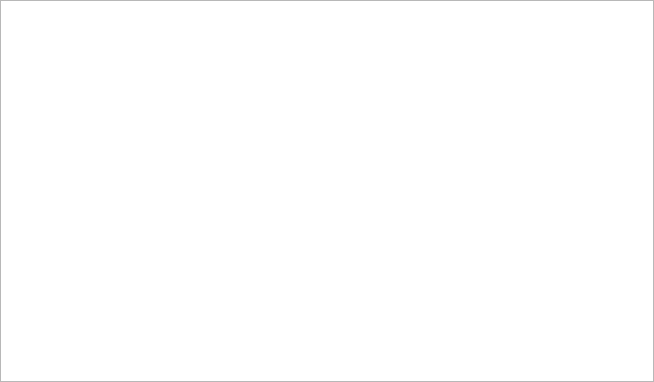
First picture: the form in trunk/Widgets/Rundown/RundownWidget.ui, repository cambell-prince/casparcg-client, before the edit.
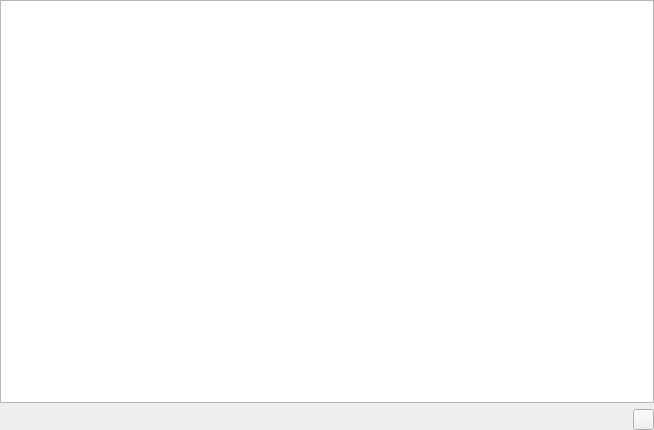
Second picture: the form after the edit. Icons and pictures are not drawn.

Commit message: - NEW: Added support for CasparCG 2.0.4 master volume feature. - UPDATE: UI changes.

Diff of the .ui file:
```diff
--- a/trunk/Widgets/Rundown/RundownWidget.ui
+++ b/trunk/Widgets/Rundown/RundownWidget.ui
@@ -7,7 +7,7 @@
     <x>0</x>
     <y>0</y>
     <width>654</width>
-    <height>382</height>
+    <height>430</height>
    </rect>
   </property>
   <property name="styleSheet">
@@ -59,6 +59,59 @@
      </column>
     </widget>
    </item>
+   <item>
+    <spacer name="verticalSpacer">
+     <property name="orientation">
+      <enum>Qt::Vertical</enum>
+     </property>
+     <property name="sizeType">
+      <enum>QSizePolicy::Fixed</enum>
+     </property>
+     <property name="sizeHint" stdset="0">
+      <size>
+       <width>20</width>
+       <height>6</height>
+      </size>
+     </property>
+    </spacer>
+   </item>
+   <item>
+    <layout class="QHBoxLayout" name="horizontalLayoutMasterVolume">
+     <item>
+      <spacer name="horizontalSpacerMasterVolume">
+       <property name="orientation">
+        <enum>Qt::Horizontal</enum>
+       </property>
+       <property name="sizeHint" stdset="0">
+        <size>
+         <width>40</width>
+         <height>20</height>
+        </size>
+       </property>
+      </spacer>
+     </item>
+     <item>
+      <widget class="QToolButton" name="toolButtonMasterVolume">
+       <property name="minimumSize">
+        <size>
+         <width>21</width>
+         <height>21</height>
+        </size>
+       </property>
+       <property name="maximumSize">
+        <size>
+         <width>21</width>
+         <height>21</height>
+        </size>
+       </property>
+       <property name="icon">
+        <iconset resource="../Resource.qrc">
+         <normaloff>:/Graphics/Images/MasterVolumeOn.png</normaloff>:/Graphics/Images/MasterVolumeOn.png</iconset>
+       </property>
+      </widget>
+     </item>
+    </layout>
+   </item>
   </layout>
  </widget>
  <resources/>
```
Left out of the diff: 28 changed lines with no effect on the pictures. The commit also changes 63 other files.
